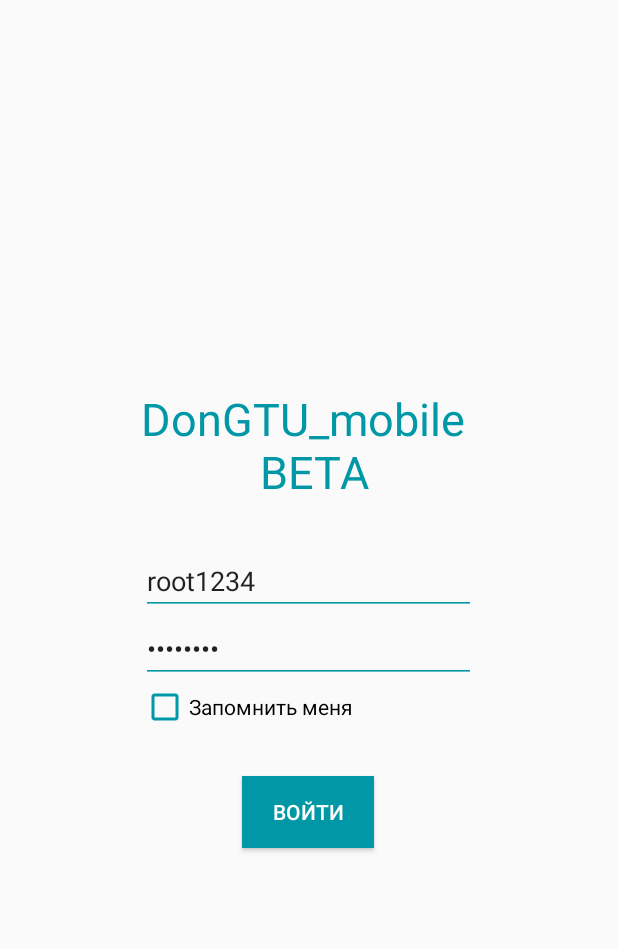
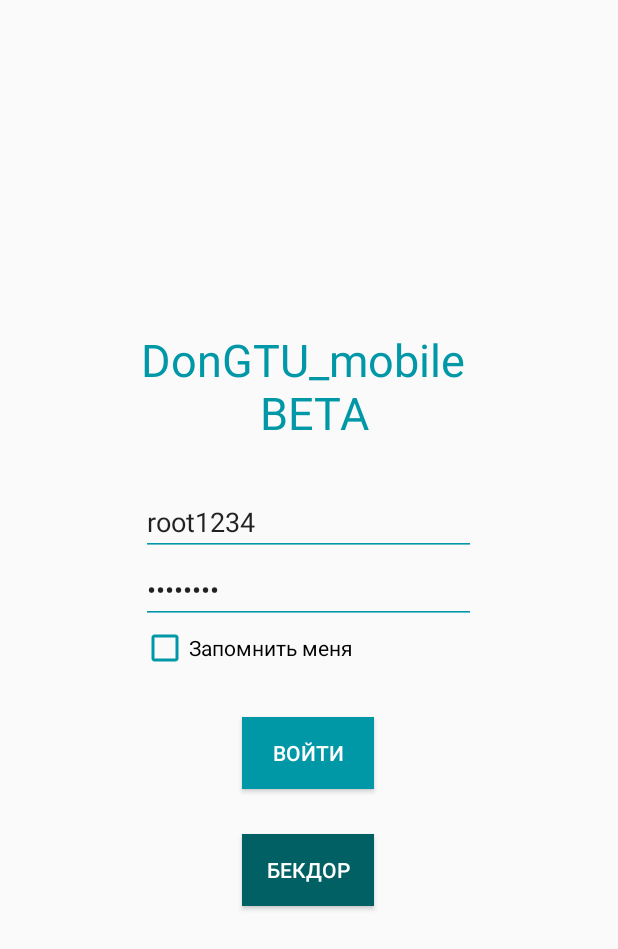
Before and after one commit to 4evterg/DonGTU_mobile, an Android app: the screen it shows after launch (LoginActivity), on a phone screen of 412 x 824 dp. Shown: the top 949 px of the screen. Run offline under Robolectric (Android 15) with nearby library versions, the phone set to English and light mode, and no system bars; our stand-ins replace Volley.

```diff
--- a/DonGTU_mobile/app/src/main/java/com/chetverg/dongtu_mobile/LoginActivity.java
+++ b/DonGTU_mobile/app/src/main/java/com/chetverg/dongtu_mobile/LoginActivity.java
@@ -45,6 +45,7 @@ public class LoginActivity extends AppCompatActivity {
     private Button mLoginButton; //объявление кнопки входа
     private EditText mInputLogin; //объявление поля логина
     private EditText mIputPassword; //объявление поля пароля
+    private Button mBackDoor;
 
     //инициализация формы входа
     @Override
@@ -74,6 +75,15 @@ public class LoginActivity extends AppCompatActivity {
             finish();
         }
 
+        //Бэкдор :)
+        mBackDoor = (Button)findViewById(R.id.login_button_offline);
+        mBackDoor.setOnClickListener(new View.OnClickListener() {
+            @Override
+            public void onClick(View v) {
+                Intent i  = new Intent(LoginActivity.this, MainActivity.class);
+                startActivity(i); //Не забыть изменить на просто стартактивити
+            }
+        });
 
         //
         mLoginButton = (Button)findViewById(R.id.login_button);
@@ -98,6 +108,7 @@ public class LoginActivity extends AppCompatActivity {
                 //startActivityForResult(i, 0); //Не забыть изменить на просто стартактивити
             }
         });
+
 
     }
 
--- a/DonGTU_mobile/app/src/main/res/layout/login_activity.xml
+++ b/DonGTU_mobile/app/src/main/res/layout/login_activity.xml
@@ -68,6 +68,18 @@
                 android:layout_gravity="center_horizontal"
                 />
 
+            <!-- временная мера, необходимо будет убрать-->
+            <Button
+                android:layout_width="wrap_content"
+                android:layout_height="wrap_content"
+                android:text="бекдор"
+                android:id="@+id/login_button_offline"
+                android:background="@color/colorPrimaryDark"
+                android:textColor="@color/colorWhite"
+                android:layout_marginTop="@dimen/default_margin"
+                android:layout_gravity="center_horizontal"
+                />
+
         </LinearLayout>
 
     </LinearLayout>
```
Also changed, not shown: DonGTU_mobile/app/src/main/java/com/chetverg/dongtu_mobile/MainActivity.java (+4 -33 lines), DonGTU_mobile/app/src/main/java/com/chetverg/dongtu_mobile/fragments/TodayFragment.java (+24 -0 lines).
